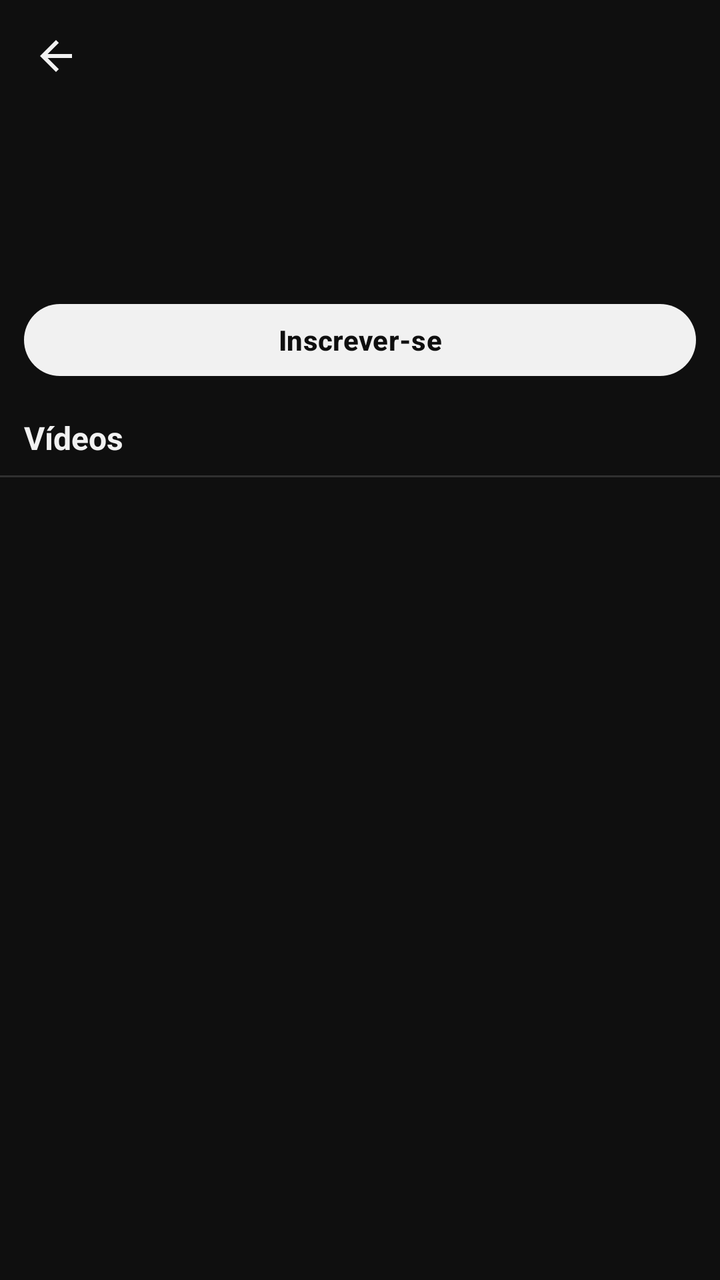
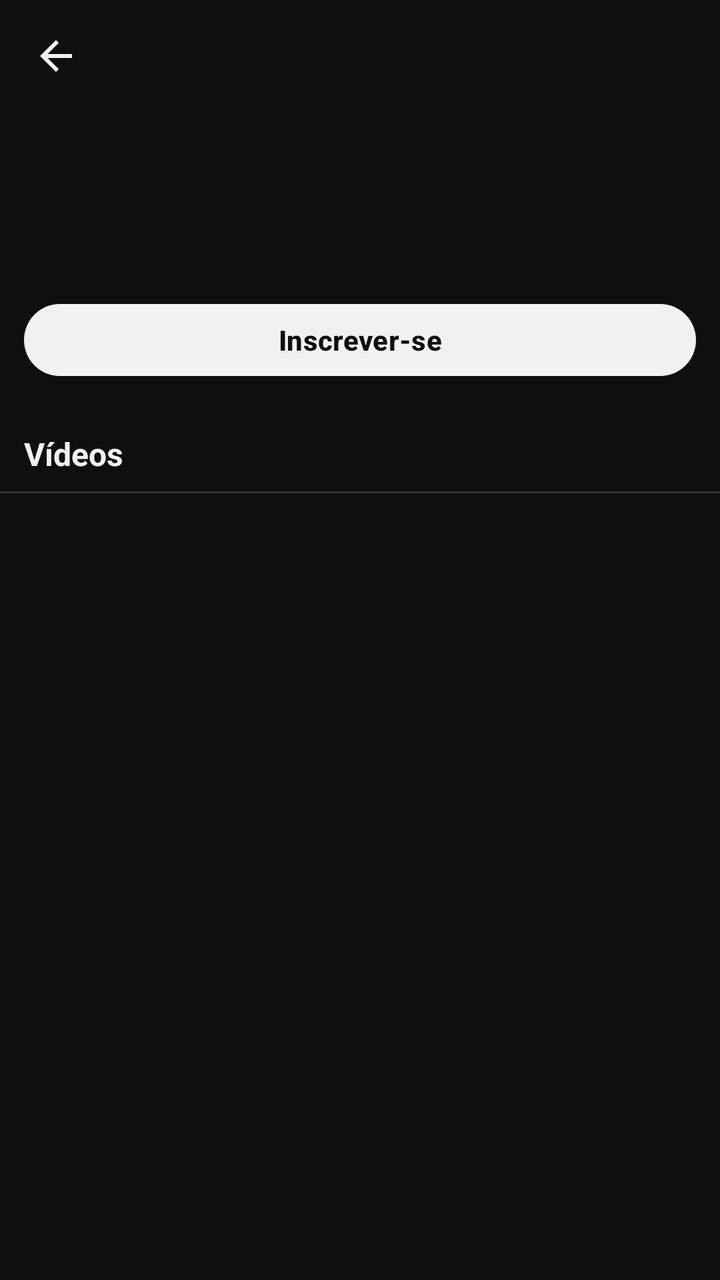

Compare the two renders of this Android layout. The source of the first and the diff that turns it into the second are given below.
<!-- AndroidManifest.xml: another module's application theme Theme.SuperTube -->
<!-- res/layout/activity_channel.xml -->
<?xml version="1.0" encoding="utf-8"?>
<LinearLayout xmlns:android="http://schemas.android.com/apk/res/android"
    xmlns:app="http://schemas.android.com/apk/res-auto"
    android:layout_width="match_parent"
    android:layout_height="match_parent"
    android:fitsSystemWindows="true"
    android:orientation="vertical">

    <LinearLayout
        android:layout_width="match_parent"
        android:layout_height="56dp"
        android:gravity="center_vertical"
        android:orientation="horizontal"
        android:paddingHorizontal="4dp">

        <ImageButton
            android:id="@+id/back"
            android:layout_width="48dp"
            android:layout_height="48dp"
            android:background="?attr/selectableItemBackgroundBorderless"
            android:contentDescription="@null"
            android:src="@drawable/ic_back"
            app:tint="@color/text_primary" />

        <TextView
            android:id="@+id/top_title"
            android:layout_width="0dp"
            android:layout_height="wrap_content"
            android:layout_marginStart="8dp"
            android:layout_weight="1"
            android:ellipsize="end"
            android:maxLines="1"
            android:textColor="@color/text_primary"
            android:textSize="18sp" />
    </LinearLayout>

    <androidx.core.widget.NestedScrollView
        android:id="@+id/scroll"
        android:layout_width="match_parent"
        android:layout_height="0dp"
        android:layout_weight="1">

        <LinearLayout
            android:layout_width="match_parent"
            android:layout_height="wrap_content"
            android:orientation="vertical">

            <ImageView
                android:id="@+id/banner"
                android:layout_width="match_parent"
                android:layout_height="90dp"
                android:layout_marginHorizontal="12dp"
                android:contentDescription="@null"
                android:scaleType="centerCrop"
                android:visibility="gone" />

            <LinearLayout
                android:layout_width="match_parent"
                android:layout_height="wrap_content"
                android:gravity="center_vertical"
                android:orientation="horizontal"
                android:padding="12dp">

                <ImageView
                    android:id="@+id/avatar"
                    android:layout_width="72dp"
                    android:layout_height="72dp"
                    android:contentDescription="@null" />

                <LinearLayout
                    android:layout_width="0dp"
                    android:layout_height="wrap_content"
                    android:layout_marginStart="14dp"
                    android:layout_weight="1"
                    android:orientation="vertical">

                    <TextView
                        android:id="@+id/name"
                        android:layout_width="match_parent"
                        android:layout_height="wrap_content"
                        android:ellipsize="end"
                        android:maxLines="2"
                        android:textColor="@color/text_primary"
                        android:textSize="22sp"
                        android:textStyle="bold" />

                    <TextView
                        android:id="@+id/info"
                        android:layout_width="match_parent"
                        android:layout_height="wrap_content"
                        android:layout_marginTop="2dp"
                        android:textColor="@color/text_secondary"
                        android:textSize="13sp" />
                </LinearLayout>
            </LinearLayout>

            <com.google.android.material.button.MaterialButton
                android:id="@+id/subscribe"
                style="@style/Pill.Light"
                android:layout_width="match_parent"
                android:layout_height="wrap_content"
                android:layout_marginHorizontal="12dp"
                android:text="@string/subscribe" />

            <TextView
                android:layout_width="match_parent"
                android:layout_height="wrap_content"
                android:paddingHorizontal="12dp"
                android:paddingTop="20dp"
                android:paddingBottom="8dp"
                android:text="@string/videos"
                android:textColor="@color/text_primary"
                android:textSize="16sp"
                android:textStyle="bold" />

            <View
                android:layout_width="match_parent"
                android:layout_height="1dp"
                android:background="@color/divider" />

            <FrameLayout
                android:layout_width="match_parent"
                android:layout_height="wrap_content"
                android:minHeight="200dp">

                <androidx.recyclerview.widget.RecyclerView
                    android:id="@+id/list"
                    android:layout_width="match_parent"
                    android:layout_height="wrap_content"
                    android:layout_marginTop="8dp"
                    android:nestedScrollingEnabled="false" />

                <TextView
                    android:id="@+id/message"
                    android:layout_width="match_parent"
                    android:layout_height="wrap_content"
                    android:layout_gravity="center"
                    android:gravity="center"
                    android:padding="32dp"
                    android:textColor="@color/text_secondary"
                    android:visibility="gone" />

                <ProgressBar
                    android:id="@+id/progress"
                    android:layout_width="wrap_content"
                    android:layout_height="wrap_content"
                    android:layout_gravity="center"
                    android:indeterminateTint="@color/brand" />
            </FrameLayout>
        </LinearLayout>
    </androidx.core.widget.NestedScrollView>
</LinearLayout>
<!-- resources referenced by this layout -->
<resources>
  <color name="brand">#E53935</color>
  <color name="divider">#303030</color>
  <color name="text_primary">#F1F1F1</color>
  <color name="text_secondary">#AAAAAA</color>
  <!-- drawable ic_back (drawable) -->
  <vector xmlns:android="http://schemas.android.com/apk/res/android"
      android:width="24dp" android:height="24dp"
      android:viewportWidth="24" android:viewportHeight="24"
      android:tint="?attr/colorControlNormal">
      <path android:fillColor="@android:color/white"
          android:pathData="M20,11H7.83l5.59,-5.59L12,4l-8,8 8,8 1.41,-1.41L7.83,13H20v-2z" />
  </vector>
  <string name="subscribe">Inscrever-se</string>
  <string name="videos">Vídeos</string>
  <style name="Pill.Light">
          <item name="backgroundTint">@color/pill_light</item>
          <item name="android:textColor">@color/on_pill_light</item>
          <item name="android:textStyle">bold</item>
      </style>
  <style name="Theme.SuperTube" parent="Theme.Material3.Dark.NoActionBar">
          <item name="colorPrimary">@color/text_primary</item>
          <item name="colorOnPrimary">@color/on_pill_light</item>
          <item name="colorSecondary">@color/brand</item>
          <item name="colorAccent">@color/brand</item>
          <item name="android:colorBackground">@color/background</item>
          <item name="colorSurface">@color/background</item>
          <item name="colorSurfaceContainer">@color/background</item>
          <item name="colorOnSurface">@color/text_primary</item>
          <item name="android:statusBarColor">@color/background</item>
          <item name="android:navigationBarColor">@color/background</item>
          <item name="android:windowBackground">@color/background</item>
          <item name="android:windowLightStatusBar">false</item>
          <item name="colorControlActivated">@color/brand</item>
          <item name="materialAlertDialogTheme">@style/ThemeOverlay.SuperTube.Dialog</item>
      </style>
  <color name="pill_light">#F1F1F1</color>
  <color name="on_pill_light">#0F0F0F</color>
  <color name="background">#0F0F0F</color>
  <style name="ThemeOverlay.SuperTube.Dialog" parent="ThemeOverlay.Material3.MaterialAlertDialog">
          <item name="colorSurface">@color/surface</item>
          <item name="colorSurfaceContainerHigh">@color/surface</item>
      </style>
  <color name="surface">#212121</color>
</resources>

<!-- the commit's change to res/layout/activity_channel.xml (unified diff, before → after) -->
@@ -102,7 +102,65 @@
                 android:layout_marginHorizontal="12dp"
                 android:text="@string/subscribe" />
 
+            
+            <HorizontalScrollView
+                android:layout_width="match_parent"
+                android:layout_height="wrap_content"
+                android:layout_marginTop="8dp"
+                android:scrollbars="none">
+
+                <LinearLayout
+                    android:layout_width="wrap_content"
+                    android:layout_height="wrap_content"
+                    android:orientation="horizontal"
+                    android:paddingHorizontal="12dp">
+
+                    <com.google.android.material.button.MaterialButton
+                        android:id="@+id/extra1"
+                        style="@style/Pill"
+                        android:layout_width="wrap_content"
+                        android:layout_height="wrap_content"
+                        android:layout_marginEnd="8dp"
+                        android:visibility="gone" />
+                    <com.google.android.material.button.MaterialButton
+                        android:id="@+id/extra2"
+                        style="@style/Pill"
+                        android:layout_width="wrap_content"
+                        android:layout_height="wrap_content"
+                        android:layout_marginEnd="8dp"
+                        android:visibility="gone" />
+                    <com.google.android.material.button.MaterialButton
+                        android:id="@+id/extra3"
+                        style="@style/Pill"
+                        android:layout_width="wrap_content"
+                        android:layout_height="wrap_content"
+                        android:layout_marginEnd="8dp"
+                        android:visibility="gone" />
+                </LinearLayout>
+            </HorizontalScrollView>
+
+            
+            <HorizontalScrollView
+                android:id="@+id/tabs_scroll"
+                android:layout_width="match_parent"
+                android:layout_height="wrap_content"
+                android:layout_marginTop="12dp"
+                android:scrollbars="none"
+                android:visibility="gone">
+
+                <com.google.android.material.chip.ChipGroup
+                    android:id="@+id/tabs"
+                    android:layout_width="wrap_content"
+                    android:layout_height="wrap_content"
+                    android:paddingHorizontal="12dp"
+                    app:chipSpacingHorizontal="8dp"
+                    app:selectionRequired="true"
+                    app:singleLine="true"
+                    app:singleSelection="true" />
+            </HorizontalScrollView>
+
             <TextView
+                android:id="@+id/section_title"
                 android:layout_width="match_parent"
                 android:layout_height="wrap_content"
                 android:paddingHorizontal="12dp"
<!-- resource entries referenced after the edit -->
@@ -14,6 +14,21 @@
   </vector>
   <string name="subscribe">Inscrever-se</string>
   <string name="videos">Vídeos</string>
+  <style name="Pill" parent="Widget.Material3.Button.UnelevatedButton">
+          <item name="android:minHeight">36dp</item>
+          <item name="android:insetTop">0dp</item>
+          <item name="android:insetBottom">0dp</item>
+          <item name="android:paddingStart">14dp</item>
+          <item name="android:paddingEnd">14dp</item>
+          <item name="android:textAllCaps">false</item>
+          <item name="android:textSize">14sp</item>
+          <item name="cornerRadius">18dp</item>
+          <item name="backgroundTint">@color/chip</item>
+          <item name="android:textColor">@color/text_primary</item>
+          <item name="iconTint">@color/text_primary</item>
+          <item name="iconSize">20dp</item>
+          <item name="iconPadding">6dp</item>
+      </style>
   <style name="Pill.Light">
           <item name="backgroundTint">@color/pill_light</item>
           <item name="android:textColor">@color/on_pill_light</item>
@@ -35,6 +50,7 @@
           <item name="colorControlActivated">@color/brand</item>
           <item name="materialAlertDialogTheme">@style/ThemeOverlay.SuperTube.Dialog</item>
       </style>
+  <color name="chip">#272727</color>
   <color name="pill_light">#F1F1F1</color>
   <color name="on_pill_light">#0F0F0F</color>
   <color name="background">#0F0F0F</color>
